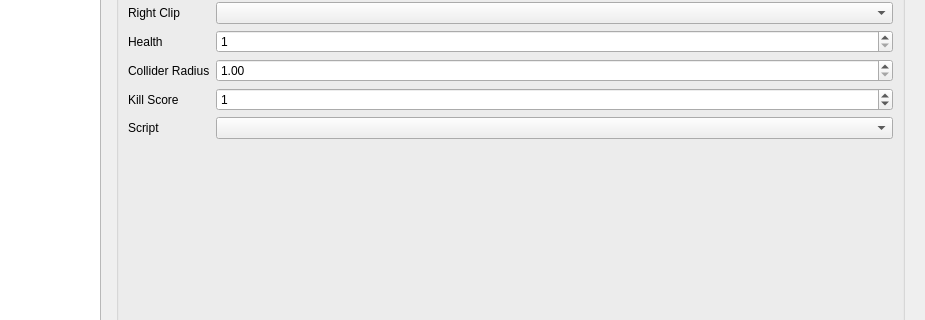
Old version of the form tools/def_editor/ui/enemies.ui in the repository aleios/SpaceProjectDreamcast; both pictures show x 166 to 1091 and y 117 to 437 of the 1091 by 711 pixel window.
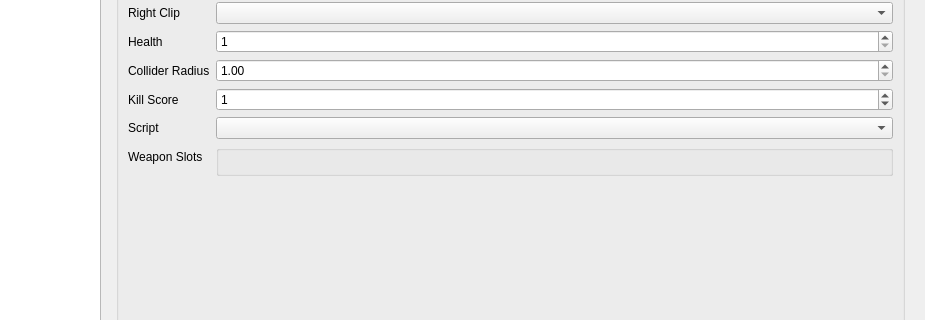
New version of the form.

Commit message: feat: Edit enemy weapon slots via editor. feat: Blank option proxy model, proper one this time... I think.

The edit to the form file:
```diff
--- a/tools/def_editor/ui/enemies.ui
+++ b/tools/def_editor/ui/enemies.ui
@@ -199,6 +199,21 @@
           <item row="7" column="1">
            <widget class="QComboBox" name="cbScript"/>
           </item>
+          <item row="8" column="0">
+           <widget class="QLabel" name="label_3">
+            <property name="text">
+             <string>Weapon Slots</string>
+            </property>
+           </widget>
+          </item>
+          <item row="8" column="1">
+           <widget class="QGroupBox" name="gbWeaponSlots">
+            <property name="title">
+             <string/>
+            </property>
+            <layout class="QFormLayout" name="formLayout_2"/>
+           </widget>
+          </item>
          </layout>
         </widget>
        </item>
```
The commit also changes 6 other files.
